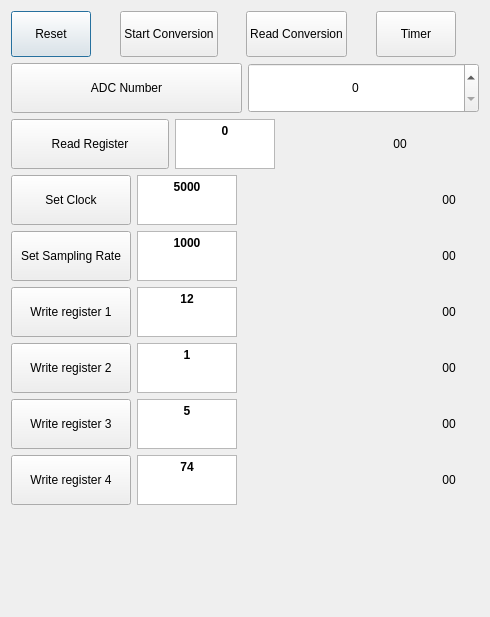
This is newdebug.ui in Mubshr07/DAQ as Qt 5 draws it before an edit. The edited form follows.
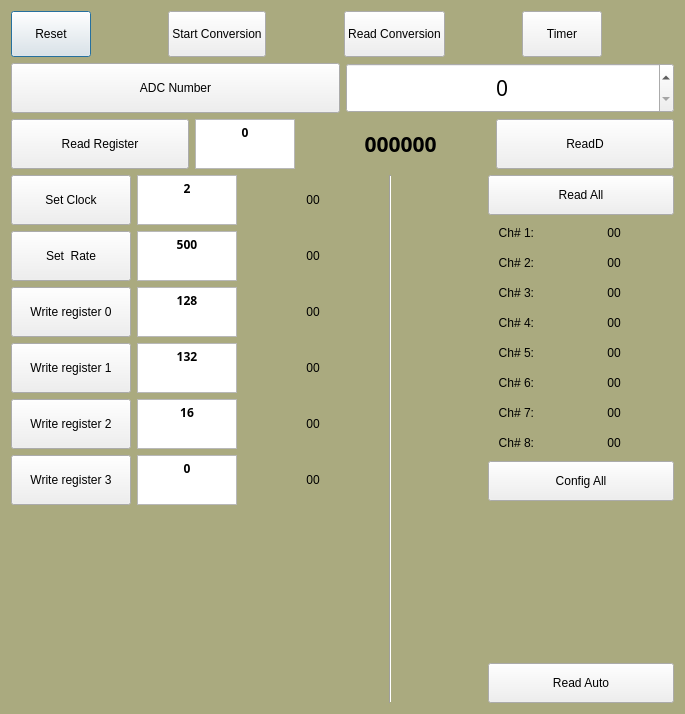
This is the edited form.

Commit message: saving PCB (8xChannel) check.

The edit to the form file:
```diff
--- a/newdebug.ui
+++ b/newdebug.ui
@@ -6,14 +6,29 @@
    <rect>
     <x>0</x>
     <y>0</y>
-    <width>490</width>
-    <height>617</height>
+    <width>685</width>
+    <height>714</height>
    </rect>
   </property>
   <property name="windowTitle">
    <string>Dialog</string>
   </property>
-  <layout class="QVBoxLayout" name="verticalLayout_2">
+  <property name="styleSheet">
+   <string notr="true">QDialog {
+	background-color: rgb(170, 170, 127);
+}
+QPushButton{
+	font: 500 13pt &quot;Sans Serif&quot;;
+}
+QLabel {
+	font: 700 16pt &quot;Sans Serif&quot;;
+}
+QEditText {
+	font: 700 16pt &quot;Sans Serif&quot;;
+}
+</string>
+  </property>
+  <layout class="QVBoxLayout" name="verticalLayout_3">
    <item>
     <layout class="QHBoxLayout" name="horizontalLayout_8">
      <item>
@@ -164,6 +179,12 @@
          <verstretch>0</verstretch>
         </sizepolicy>
        </property>
+       <property name="font">
+        <font>
+         <family>Ubuntu Light</family>
+         <pointsize>16</pointsize>
+        </font>
+       </property>
        <property name="alignment">
         <set>Qt::AlignCenter</set>
        </property>
@@ -203,12 +224,18 @@
          <height>50</height>
         </size>
        </property>
+       <property name="font">
+        <font>
+         <family>Ubuntu Light</family>
+         <pointsize>16</pointsize>
+        </font>
+       </property>
        <property name="html">
         <string>&lt;!DOCTYPE HTML PUBLIC &quot;-//W3C//DTD HTML 4.0//EN&quot; &quot;http://www.w3.org/TR/REC-html40/strict.dtd&quot;&gt;
 &lt;html&gt;&lt;head&gt;&lt;meta name=&quot;qrichtext&quot; content=&quot;1&quot; /&gt;&lt;style type=&quot;text/css&quot;&gt;
 p, li { white-space: pre-wrap; }
-&lt;/style&gt;&lt;/head&gt;&lt;body style=&quot; font-family:'Sans Serif'; font-size:9pt; font-weight:400; font-style:normal;&quot;&gt;
-&lt;p align=&quot;center&quot; style=&quot; margin-top:0px; margin-bottom:0px; margin-left:0px; margin-right:0px; -qt-block-indent:0; text-indent:0px;&quot;&gt;&lt;span style=&quot; font-weight:600;&quot;&gt;0&lt;/span&gt;&lt;/p&gt;&lt;/body&gt;&lt;/html&gt;</string>
+&lt;/style&gt;&lt;/head&gt;&lt;body style=&quot; font-family:'Ubuntu Light'; font-size:16pt; font-weight:400; font-style:normal;&quot;&gt;
+&lt;p align=&quot;center&quot; style=&quot; margin-top:0px; margin-bottom:0px; margin-left:0px; margin-right:0px; -qt-block-indent:0; text-indent:0px;&quot;&gt;&lt;span style=&quot; font-family:'Sans Serif'; font-size:9pt; font-weight:600;&quot;&gt;0&lt;/span&gt;&lt;/p&gt;&lt;/body&gt;&lt;/html&gt;</string>
        </property>
       </widget>
      </item>
@@ -222,7 +249,7 @@
        </property>
        <property name="sizeHint" stdset="0">
         <size>
-         <width>40</width>
+         <width>10</width>
          <height>20</height>
         </size>
        </property>
@@ -236,16 +263,49 @@
          <height>0</height>
         </size>
        </property>
+       <property name="font">
+        <font>
+         <family>Sans Serif</family>
+         <pointsize>16</pointsize>
+         <weight>87</weight>
+         <italic>false</italic>
+         <bold>true</bold>
+        </font>
+       </property>
        <property name="text">
-        <string>00</string>
+        <string>000000</string>
        </property>
        <property name="alignment">
         <set>Qt::AlignCenter</set>
        </property>
+       <property name="wordWrap">
+        <bool>true</bool>
+       </property>
+      </widget>
+     </item>
+     <item>
+      <widget class="QPushButton" name="pb_readRegister_2">
+       <property name="sizePolicy">
+        <sizepolicy hsizetype="Minimum" vsizetype="Preferred">
+         <horstretch>0</horstretch>
+         <verstretch>0</verstretch>
+        </sizepolicy>
+       </property>
+       <property name="minimumSize">
+        <size>
+         <width>80</width>
+         <height>0</height>
+        </size>
+       </property>
+       <property name="text">
+        <string>ReadD</string>
+       </property>
       </widget>
      </item>
     </layout>
    </item>
+   <item>
+    <layout class="QHBoxLayout" name="horizontalLayout_18">
    <item>
     <layout class="QVBoxLayout" name="verticalLayout">
      <item>
@@ -277,12 +337,18 @@
            <height>50</height>
           </size>
          </property>
+           <property name="font">
+            <font>
+             <family>Ubuntu Light</family>
+             <pointsize>16</pointsize>
+            </font>
+           </property>
          <property name="html">
           <string>&lt;!DOCTYPE HTML PUBLIC &quot;-//W3C//DTD HTML 4.0//EN&quot; &quot;http://www.w3.org/TR/REC-html40/strict.dtd&quot;&gt;
 &lt;html&gt;&lt;head&gt;&lt;meta name=&quot;qrichtext&quot; content=&quot;1&quot; /&gt;&lt;style type=&quot;text/css&quot;&gt;
 p, li { white-space: pre-wrap; }
-&lt;/style&gt;&lt;/head&gt;&lt;body style=&quot; font-family:'Sans Serif'; font-size:9pt; font-weight:400; font-style:normal;&quot;&gt;
-&lt;p align=&quot;center&quot; style=&quot; margin-top:0px; margin-bottom:0px; margin-left:0px; margin-right:0px; -qt-block-indent:0; text-indent:0px;&quot;&gt;&lt;span style=&quot; font-weight:600;&quot;&gt;5000&lt;/span&gt;&lt;/p&gt;&lt;/body&gt;&lt;/html&gt;</string>
+&lt;/style&gt;&lt;/head&gt;&lt;body style=&quot; font-family:'Ubuntu Light'; font-size:16pt; font-weight:400; font-style:normal;&quot;&gt;
+&lt;p align=&quot;center&quot; style=&quot; margin-top:0px; margin-bottom:0px; margin-left:0px; margin-right:0px; -qt-block-indent:0; text-indent:0px;&quot;&gt;&lt;span style=&quot; font-family:'Sans Serif'; font-size:9pt; font-weight:600;&quot;&gt;2&lt;/span&gt;&lt;/p&gt;&lt;/body&gt;&lt;/html&gt;</string>
          </property>
         </widget>
        </item>
@@ -315,6 +381,19 @@
          </property>
         </widget>
        </item>
+         <item>
+          <spacer name="horizontalSpacer_13">
+           <property name="orientation">
+            <enum>Qt::Horizontal</enum>
+           </property>
+           <property name="sizeHint" stdset="0">
+            <size>
+             <width>40</width>
+             <height>20</height>
+            </size>
+           </property>
+          </spacer>
+         </item>
       </layout>
      </item>
      <item>
@@ -334,7 +413,7 @@
           </size>
          </property>
          <property name="text">
-          <string>Set Sampling Rate</string>
+            <string>Set  Rate</string>
          </property>
         </widget>
        </item>
@@ -346,12 +425,18 @@
            <height>50</height>
           </size>
          </property>
+           <property name="font">
+            <font>
+             <family>Ubuntu Light</family>
+             <pointsize>16</pointsize>
+            </font>
+           </property>
          <property name="html">
           <string>&lt;!DOCTYPE HTML PUBLIC &quot;-//W3C//DTD HTML 4.0//EN&quot; &quot;http://www.w3.org/TR/REC-html40/strict.dtd&quot;&gt;
 &lt;html&gt;&lt;head&gt;&lt;meta name=&quot;qrichtext&quot; content=&quot;1&quot; /&gt;&lt;style type=&quot;text/css&quot;&gt;
 p, li { white-space: pre-wrap; }
-&lt;/style&gt;&lt;/head&gt;&lt;body style=&quot; font-family:'Sans Serif'; font-size:9pt; font-weight:400; font-style:normal;&quot;&gt;
-&lt;p align=&quot;center&quot; style=&quot; margin-top:0px; margin-bottom:0px; margin-left:0px; margin-right:0px; -qt-block-indent:0; text-indent:0px;&quot;&gt;&lt;span style=&quot; font-weight:600;&quot;&gt;1000&lt;/span&gt;&lt;/p&gt;&lt;/body&gt;&lt;/html&gt;</string>
+&lt;/style&gt;&lt;/head&gt;&lt;body style=&quot; font-family:'Ubuntu Light'; font-size:16pt; font-weight:400; font-style:normal;&quot;&gt;
+&lt;p align=&quot;center&quot; style=&quot; margin-top:0px; margin-bottom:0px; margin-left:0px; margin-right:0px; -qt-block-indent:0; text-indent:0px;&quot;&gt;&lt;span style=&quot; font-family:'Sans Serif'; font-size:9pt; font-weight:600;&quot;&gt;500&lt;/span&gt;&lt;/p&gt;&lt;/body&gt;&lt;/html&gt;</string>
          </property>
         </widget>
        </item>
@@ -384,6 +469,19 @@
          </property>
         </widget>
        </item>
+         <item>
+          <spacer name="horizontalSpacer_14">
+           <property name="orientation">
+            <enum>Qt::Horizontal</enum>
+           </property>
+           <property name="sizeHint" stdset="0">
+            <size>
+             <width>40</width>
+             <height>20</height>
+            </size>
+           </property>
+          </spacer>
+         </item>
       </layout>
      </item>
      <item>
@@ -403,7 +501,7 @@
           </size>
          </property>
          <property name="text">
-          <string>Write register 1</string>
+            <string>Write register 0</string>
          </property>
         </widget>
        </item>
@@ -415,12 +513,18 @@
            <height>50</height>
           </size>
          </property>
+           <property name="font">
+            <font>
+             <family>Ubuntu Light</family>
+             <pointsize>16</pointsize>
+            </font>
+           </property>
          <property name="html">
           <string>&lt;!DOCTYPE HTML PUBLIC &quot;-//W3C//DTD HTML 4.0//EN&quot; &quot;http://www.w3.org/TR/REC-html40/strict.dtd&quot;&gt;
 &lt;html&gt;&lt;head&gt;&lt;meta name=&quot;qrichtext&quot; content=&quot;1&quot; /&gt;&lt;style type=&quot;text/css&quot;&gt;
 p, li { white-space: pre-wrap; }
-&lt;/style&gt;&lt;/head&gt;&lt;body style=&quot; font-family:'Sans Serif'; font-size:9pt; font-weight:400; font-style:normal;&quot;&gt;
-&lt;p align=&quot;center&quot; style=&quot; margin-top:0px; margin-bottom:0px; margin-left:0px; margin-right:0px; -qt-block-indent:0; text-indent:0px;&quot;&gt;&lt;span style=&quot; font-weight:600;&quot;&gt;12&lt;/span&gt;&lt;/p&gt;&lt;/body&gt;&lt;/html&gt;</string>
+&lt;/style&gt;&lt;/head&gt;&lt;body style=&quot; font-family:'Ubuntu Light'; font-size:16pt; font-weight:400; font-style:normal;&quot;&gt;
+&lt;p align=&quot;center&quot; style=&quot; margin-top:0px; margin-bottom:0px; margin-left:0px; margin-right:0px; -qt-block-indent:0; text-indent:0px;&quot;&gt;&lt;span style=&quot; font-family:'Sans Serif'; font-size:9pt; font-weight:600;&quot;&gt;128&lt;/span&gt;&lt;/p&gt;&lt;/body&gt;&lt;/html&gt;</string>
          </property>
         </widget>
        </item>
@@ -453,6 +557,19 @@
          </property>
         </widget>
        </item>
+         <item>
+          <spacer name="horizontalSpacer_15">
+           <property name="orientation">
+            <enum>Qt::Horizontal</enum>
+           </property>
+           <property name="sizeHint" stdset="0">
+            <size>
+             <width>40</width>
+             <height>20</height>
+            </size>
+           </property>
+          </spacer>
+         </item>
       </layout>
      </item>
      <item>
@@ -472,7 +589,7 @@
           </size>
          </property>
          <property name="text">
-          <string>Write register 2</string>
+            <string>Write register 1</string>
          </property>
         </widget>
        </item>
@@ -484,12 +601,18 @@
            <height>50</height>
           </size>
          </property>
+           <property name="font">
+            <font>
+             <family>Ubuntu Light</family>
+             <pointsize>16</pointsize>
+            </font>
+           </property>
          <property name="html">
           <string>&lt;!DOCTYPE HTML PUBLIC &quot;-//W3C//DTD HTML 4.0//EN&quot; &quot;http://www.w3.org/TR/REC-html40/strict.dtd&quot;&gt;
 &lt;html&gt;&lt;head&gt;&lt;meta name=&quot;qrichtext&quot; content=&quot;1&quot; /&gt;&lt;style type=&quot;text/css&quot;&gt;
 p, li { white-space: pre-wrap; }
-&lt;/style&gt;&lt;/head&gt;&lt;body style=&quot; font-family:'Sans Serif'; font-size:9pt; font-weight:400; font-style:normal;&quot;&gt;
-&lt;p align=&quot;center&quot; style=&quot; margin-top:0px; margin-bottom:0px; margin-left:0px; margin-right:0px; -qt-block-indent:0; text-indent:0px;&quot;&gt;&lt;span style=&quot; font-weight:600;&quot;&gt;1&lt;/span&gt;&lt;/p&gt;&lt;/body&gt;&lt;/html&gt;</string>
+&lt;/style&gt;&lt;/head&gt;&lt;body style=&quot; font-family:'Ubuntu Light'; font-size:16pt; font-weight:400; font-style:normal;&quot;&gt;
+&lt;p align=&quot;center&quot; style=&quot; margin-top:0px; margin-bottom:0px; margin-left:0px; margin-right:0px; -qt-block-indent:0; text-indent:0px;&quot;&gt;&lt;span style=&quot; font-family:'Sans Serif'; font-size:9pt; font-weight:600;&quot;&gt;132&lt;/span&gt;&lt;/p&gt;&lt;/body&gt;&lt;/html&gt;</string>
          </property>
         </widget>
        </item>
@@ -522,6 +645,19 @@
          </property>
         </widget>
        </item>
+         <item>
+          <spacer name="horizontalSpacer_16">
+           <property name="orientation">
+            <enum>Qt::Horizontal</enum>
+           </property>
+           <property name="sizeHint" stdset="0">
+            <size>
+             <width>40</width>
+             <height>20</height>
+            </size>
+           </property>
+          </spacer>
+         </item>
       </layout>
      </item>
      <item>
@@ -541,7 +677,7 @@
           </size>
          </property>
          <property name="text">
-          <string>Write register 3</string>
+            <string>Write register 2</string>
          </property>
         </widget>
        </item>
@@ -553,12 +689,21 @@
            <height>50</height>
           </size>
          </property>
+           <property name="font">
+            <font>
+             <family>Ubuntu Light</family>
+             <pointsize>16</pointsize>
+             <weight>75</weight>
+             <italic>false</italic>
+             <bold>true</bold>
+            </font>
+           </property>
          <property name="html">
           <string>&lt;!DOCTYPE HTML PUBLIC &quot;-//W3C//DTD HTML 4.0//EN&quot; &quot;http://www.w3.org/TR/REC-html40/strict.dtd&quot;&gt;
 &lt;html&gt;&lt;head&gt;&lt;meta name=&quot;qrichtext&quot; content=&quot;1&quot; /&gt;&lt;style type=&quot;text/css&quot;&gt;
 p, li { white-space: pre-wrap; }
-&lt;/style&gt;&lt;/head&gt;&lt;body style=&quot; font-family:'Sans Serif'; font-size:9pt; font-weight:400; font-style:normal;&quot;&gt;
-&lt;p align=&quot;center&quot; style=&quot; margin-top:0px; margin-bottom:0px; margin-left:0px; margin-right:0px; -qt-block-indent:0; text-indent:0px;&quot;&gt;&lt;span style=&quot; font-weight:600;&quot;&gt;5&lt;/span&gt;&lt;/p&gt;&lt;/body&gt;&lt;/html&gt;</string>
+&lt;/style&gt;&lt;/head&gt;&lt;body style=&quot; font-family:'Ubuntu Light'; font-size:16pt; font-weight:600; font-style:normal;&quot;&gt;
+&lt;p align=&quot;center&quot; style=&quot; margin-top:0px; margin-bottom:0px; margin-left:0px; margin-right:0px; -qt-block-indent:0; text-indent:0px;&quot;&gt;&lt;span style=&quot; font-family:'Sans Serif'; font-size:9pt;&quot;&gt;16&lt;/span&gt;&lt;/p&gt;&lt;/body&gt;&lt;/html&gt;</string>
          </property>
         </widget>
        </item>
@@ -591,6 +736,19 @@
          </property>
         </widget>
        </item>
+         <item>
+          <spacer name="horizontalSpacer_17">
+           <property name="orientation">
+            <enum>Qt::Horizontal</enum>
+           </property>
+           <property name="sizeHint" stdset="0">
+            <size>
+             <width>40</width>
+             <height>20</height>
+            </size>
+           </property>
+          </spacer>
+         </item>
       </layout>
      </item>
      <item>
@@ -610,7 +768,7 @@
           </size>
          </property>
          <property name="text">
-          <string>Write register 4</string>
+            <string>Write register 3</string>
          </property>
         </widget>
        </item>
@@ -622,12 +780,18 @@
            <height>50</height>
           </size>
          </property>
+           <property name="font">
+            <font>
+             <family>Ubuntu Light</family>
+             <pointsize>16</pointsize>
+            </font>
+           </property>
          <property name="html">
           <string>&lt;!DOCTYPE HTML PUBLIC &quot;-//W3C//DTD HTML 4.0//EN&quot; &quot;http://www.w3.org/TR/REC-html40/strict.dtd&quot;&gt;
 &lt;html&gt;&lt;head&gt;&lt;meta name=&quot;qrichtext&quot; content=&quot;1&quot; /&gt;&lt;style type=&quot;text/css&quot;&gt;
 p, li { white-space: pre-wrap; }
-&lt;/style&gt;&lt;/head&gt;&lt;body style=&quot; font-family:'Sans Serif'; font-size:9pt; font-weight:400; font-style:normal;&quot;&gt;
-&lt;p align=&quot;center&quot; style=&quot; margin-top:0px; margin-bottom:0px; margin-left:0px; margin-right:0px; -qt-block-indent:0; text-indent:0px;&quot;&gt;&lt;span style=&quot; font-weight:600;&quot;&gt;74&lt;/span&gt;&lt;/p&gt;&lt;/body&gt;&lt;/html&gt;</string>
+&lt;/style&gt;&lt;/head&gt;&lt;body style=&quot; font-family:'Ubuntu Light'; font-size:16pt; font-weight:400; font-style:normal;&quot;&gt;
+&lt;p align=&quot;center&quot; style=&quot; margin-top:0px; margin-bottom:0px; margin-left:0px; margin-right:0px; -qt-block-indent:0; text-indent:0px;&quot;&gt;&lt;span style=&quot; font-family:'Sans Serif'; font-size:9pt; font-weight:600;&quot;&gt;0&lt;/span&gt;&lt;/p&gt;&lt;/body&gt;&lt;/html&gt;</string>
          </property>
         </widget>
        </item>
@@ -660,6 +824,19 @@
          </property>
         </widget>
        </item>
+         <item>
+          <spacer name="horizontalSpacer_18">
+           <property name="orientation">
+            <enum>Qt::Horizontal</enum>
+           </property>
+           <property name="sizeHint" stdset="0">
+            <size>
+             <width>40</width>
+             <height>20</height>
+            </size>
+           </property>
+          </spacer>
+         </item>
       </layout>
      </item>
      <item>
@@ -674,6 +851,414 @@
         </size>
        </property>
       </spacer>
+       </item>
+      </layout>
+     </item>
+     <item>
+      <widget class="Line" name="line">
+       <property name="orientation">
+        <enum>Qt::Vertical</enum>
+       </property>
+      </widget>
+     </item>
+     <item>
+      <spacer name="horizontalSpacer_19">
+       <property name="orientation">
+        <enum>Qt::Horizontal</enum>
+       </property>
+       <property name="sizeHint" stdset="0">
+        <size>
+         <width>40</width>
+         <height>20</height>
+        </size>
+       </property>
+      </spacer>
+     </item>
+     <item>
+      <layout class="QVBoxLayout" name="verticalLayout_2">
+       <item>
+        <widget class="QPushButton" name="pb_read_ALLChannels">
+         <property name="sizePolicy">
+          <sizepolicy hsizetype="Minimum" vsizetype="Preferred">
+           <horstretch>0</horstretch>
+           <verstretch>0</verstretch>
+          </sizepolicy>
+         </property>
+         <property name="minimumSize">
+          <size>
+           <width>80</width>
+           <height>40</height>
+          </size>
+         </property>
+         <property name="text">
+          <string>Read All</string>
+         </property>
+        </widget>
+       </item>
+       <item>
+        <layout class="QHBoxLayout" name="horizontalLayout_10">
+         <item>
+          <widget class="QLabel" name="label">
+           <property name="minimumSize">
+            <size>
+             <width>60</width>
+             <height>0</height>
+            </size>
+           </property>
+           <property name="text">
+            <string>Ch# 1: </string>
+           </property>
+           <property name="alignment">
+            <set>Qt::AlignCenter</set>
+           </property>
+          </widget>
+         </item>
+         <item>
+          <widget class="QLabel" name="lbl_Channel_1">
+           <property name="minimumSize">
+            <size>
+             <width>120</width>
+             <height>0</height>
+            </size>
+           </property>
+           <property name="styleSheet">
+            <string notr="true">padding-top:5px; padding-bottom:5px;</string>
+           </property>
+           <property name="text">
+            <string>00</string>
+           </property>
+           <property name="alignment">
+            <set>Qt::AlignCenter</set>
+           </property>
+          </widget>
+         </item>
+        </layout>
+       </item>
+       <item>
+        <layout class="QHBoxLayout" name="horizontalLayout_11">
+         <item>
+          <widget class="QLabel" name="label_2">
+           <property name="minimumSize">
+            <size>
+             <width>60</width>
+             <height>0</height>
+            </size>
+           </property>
+           <property name="text">
+            <string>Ch# 2: </string>
+           </property>
+           <property name="alignment">
+            <set>Qt::AlignCenter</set>
+           </property>
+          </widget>
+         </item>
+         <item>
+          <widget class="QLabel" name="lbl_Channel_2">
+           <property name="minimumSize">
+            <size>
+             <width>120</width>
+             <height>0</height>
+            </size>
+           </property>
+           <property name="styleSheet">
+            <string notr="true">padding-top:5px; padding-bottom:5px;</string>
+           </property>
+           <property name="text">
+            <string>00</string>
+           </property>
+           <property name="alignment">
+            <set>Qt::AlignCenter</set>
+           </property>
+          </widget>
+         </item>
+        </layout>
+       </item>
+       <item>
+        <layout class="QHBoxLayout" name="horizontalLayout_12">
+         <item>
+          <widget class="QLabel" name="label_3">
+           <property name="minimumSize">
+            <size>
+             <width>60</width>
+             <height>0</height>
+            </size>
+           </property>
+           <property name="text">
+            <string>Ch# 3: </string>
+           </property>
+           <property name="alignment">
+            <set>Qt::AlignCenter</set>
+           </property>
+          </widget>
+         </item>
+         <item>
+          <widget class="QLabel" name="lbl_Channel_3">
+           <property name="minimumSize">
+            <size>
+             <width>120</width>
+             <height>0</height>
+            </size>
+           </property>
+           <property name="styleSheet">
+            <string notr="true">padding-top:5px; padding-bottom:5px;</string>
+           </property>
+           <property name="text">
+            <string>00</string>
+           </property>
+           <property name="alignment">
+            <set>Qt::AlignCenter</set>
+           </property>
+          </widget>
+         </item>
+        </layout>
+       </item>
+       <item>
+        <layout class="QHBoxLayout" name="horizontalLayout_13">
+         <item>
+          <widget class="QLabel" name="label_4">
+           <property name="minimumSize">
+            <size>
+             <width>60</width>
+             <height>0</height>
+            </size>
+           </property>
+           <property name="text">
+            <string>Ch# 4: </string>
+           </property>
+           <property name="alignment">
+            <set>Qt::AlignCenter</set>
+           </property>
+          </widget>
+         </item>
+         <item>
+          <widget class="QLabel" name="lbl_Channel_4">
+           <property name="minimumSize">
+            <size>
+             <width>120</width>
+             <height>0</height>
+            </size>
+           </property>
+           <property name="styleSheet">
+            <string notr="true">padding-top:5px; padding-bottom:5px;</string>
+           </property>
+           <property name="text">
+            <string>00</string>
+           </property>
+           <property name="alignment">
+            <set>Qt::AlignCenter</set>
+           </property>
+          </widget>
+         </item>
+        </layout>
+       </item>
+       <item>
+        <layout class="QHBoxLayout" name="horizontalLayout_14">
+         <item>
+          <widget class="QLabel" name="label_5">
+           <property name="minimumSize">
+            <size>
+             <width>60</width>
+             <height>0</height>
+            </size>
+           </property>
+           <property name="text">
+            <string>Ch# 5: </string>
+           </property>
+           <property name="alignment">
+            <set>Qt::AlignCenter</set>
+           </property>
+          </widget>
+         </item>
+         <item>
+          <widget class="QLabel" name="lbl_Channel_5">
+           <property name="minimumSize">
+            <size>
+             <width>120</width>
+             <height>0</height>
+            </size>
+           </property>
+           <property name="styleSheet">
+            <string notr="true">padding-top:5px; padding-bottom:5px;</string>
+           </property>
+           <property name="text">
+            <string>00</string>
+           </property>
+           <property name="alignment">
+            <set>Qt::AlignCenter</set>
+           </property>
+          </widget>
+         </item>
+        </layout>
+       </item>
+       <item>
+        <layout class="QHBoxLayout" name="horizontalLayout_15">
+         <item>
+          <widget class="QLabel" name="label_6">
+           <property name="minimumSize">
+            <size>
+             <width>60</width>
+             <height>0</height>
+            </size>
+           </property>
+           <property name="text">
+            <string>Ch# 6: </string>
+           </property>
+           <property name="alignment">
+            <set>Qt::AlignCenter</set>
+           </property>
+          </widget>
+         </item>
+         <item>
+          <widget class="QLabel" name="lbl_Channel_6">
+           <property name="minimumSize">
+            <size>
+             <width>120</width>
+             <height>0</height>
+            </size>
+           </property>
+           <property name="styleSheet">
+            <string notr="true">padding-top:5px; padding-bottom:5px;</string>
+           </property>
+           <property name="text">
+            <string>00</string>
+           </property>
+           <property name="alignment">
+            <set>Qt::AlignCenter</set>
+           </property>
+          </widget>
+         </item>
+        </layout>
+       </item>
+       <item>
+        <layout class="QHBoxLayout" name="horizontalLayout_16">
+         <item>
+          <widget class="QLabel" name="label_7">
+           <property name="minimumSize">
+            <size>
+             <width>60</width>
+             <height>0</height>
+            </size>
+           </property>
+           <property name="text">
+            <string>Ch# 7: </string>
+           </property>
+           <property name="alignment">
+            <set>Qt::AlignCenter</set>
+           </property>
+          </widget>
+         </item>
+         <item>
+          <widget class="QLabel" name="lbl_Channel_7">
+           <property name="minimumSize">
+            <size>
+             <width>120</width>
+             <height>0</height>
+            </size>
+           </property>
+           <property name="styleSheet">
+            <string notr="true">padding-top:5px; padding-bottom:5px;</string>
+           </property>
+           <property name="text">
+            <string>00</string>
+           </property>
+           <property name="alignment">
+            <set>Qt::AlignCenter</set>
+           </property>
+          </widget>
+         </item>
+        </layout>
+       </item>
+       <item>
+        <layout class="QHBoxLayout" name="horizontalLayout_17">
+         <item>
+          <widget class="QLabel" name="label_8">
+           <property name="minimumSize">
+            <size>
+             <width>60</width>
+             <height>0</height>
+            </size>
+           </property>
+           <property name="text">
+            <string>Ch# 8: </string>
+           </property>
+           <property name="alignment">
+            <set>Qt::AlignCenter</set>
+           </property>
+          </widget>
+         </item>
+         <item>
+          <widget class="QLabel" name="lbl_Channel_8">
+           <property name="minimumSize">
+            <size>
+             <width>120</width>
+             <height>0</height>
+            </size>
+           </property>
+           <property name="styleSheet">
+            <string notr="true">padding-top:5px; padding-bottom:5px;</string>
+           </property>
+           <property name="text">
+            <string>00</string>
+           </property>
+           <property name="alignment">
+            <set>Qt::AlignCenter</set>
+           </property>
+          </widget>
+         </item>
+        </layout>
+       </item>
+       <item>
+        <widget class="QPushButton" name="pb_ConfigAll">
+         <property name="sizePolicy">
+          <sizepolicy hsizetype="Minimum" vsizetype="Preferred">
+           <horstretch>0</horstretch>
+           <verstretch>0</verstretch>
+          </sizepolicy>
+         </property>
+         <property name="minimumSize">
+          <size>
+           <width>80</width>
+           <height>40</height>
+          </size>
+         </property>
+         <property name="text">
+          <string>Config All</string>
+         </property>
+        </widget>
+       </item>
+       <item>
+        <spacer name="verticalSpacer_2">
+         <property name="orientation">
+          <enum>Qt::Vertical</enum>
+         </property>
+         <property name="sizeHint" stdset="0">
+          <size>
+           <width>20</width>
+           <height>40</height>
+          </size>
+         </property>
+        </spacer>
+       </item>
+       <item>
+        <widget class="QPushButton" name="pb_read_Automatic">
+         <property name="sizePolicy">
+          <sizepolicy hsizetype="Minimum" vsizetype="Preferred">
+           <horstretch>0</horstretch>
+           <verstretch>0</verstretch>
+          </sizepolicy>
+         </property>
+         <property name="minimumSize">
+          <size>
+           <width>80</width>
+           <height>40</height>
+          </size>
+         </property>
+         <property name="text">
+          <string>Read Auto</string>
+         </property>
+        </widget>
+       </item>
+      </layout>
      </item>
     </layout>
    </item>
```
Lines whose indentation alone changed are shown as unchanged. The commit also changes 2 other files.
